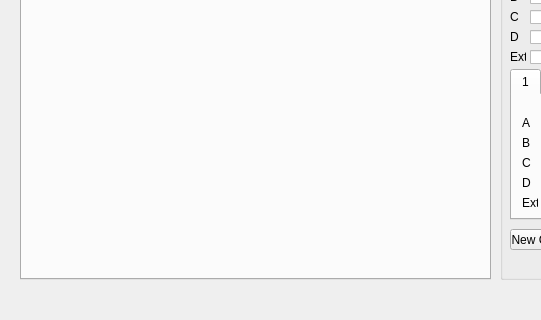
First picture: the form in GUI/gui.ui, repository michalis11892/picoscopeDataLogger, before the edit; both pictures show x 0 to 541 and y 260 to 580 of the 801 by 580 pixel window.
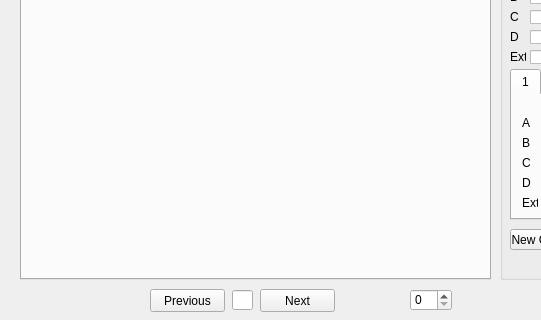
Second picture: the form after the edit. The open tabs and pages were chosen to show the change. Icons and pictures are not drawn.

Commit message: Added some additional UI features for reference

The edit to the form file:
```diff
--- a/GUI/gui.ui
+++ b/GUI/gui.ui
@@ -2233,6 +2233,67 @@
      </widget>
     </widget>
    </widget>
+   <widget class="QLineEdit" name="lineEdit">
+    <property name="geometry">
+     <rect>
+      <x>232</x>
+      <y>531</y>
+      <width>21</width>
+      <height>20</height>
+     </rect>
+    </property>
+    <property name="layoutDirection">
+     <enum>Qt::LeftToRight</enum>
+    </property>
+    <property name="alignment">
+     <set>Qt::AlignCenter</set>
+    </property>
+    <property name="readOnly">
+     <bool>false</bool>
+    </property>
+   </widget>
+   <widget class="QPushButton" name="nextPushButton">
+    <property name="geometry">
+     <rect>
+      <x>260</x>
+      <y>530</y>
+      <width>75</width>
+      <height>23</height>
+     </rect>
+    </property>
+    <property name="text">
+     <string>Next</string>
+    </property>
+   </widget>
+   <widget class="QPushButton" name="previousPushButton">
+    <property name="geometry">
+     <rect>
+      <x>150</x>
+      <y>530</y>
+      <width>75</width>
+      <height>23</height>
+     </rect>
+    </property>
+    <property name="text">
+     <string>Previous</string>
+    </property>
+   </widget>
+   <widget class="QSpinBox" name="spinBox">
+    <property name="geometry">
+     <rect>
+      <x>410</x>
+      <y>530</y>
+      <width>42</width>
+      <height>22</height>
+     </rect>
+    </property>
+    <property name="toolTip">
+     <string/>
+    </property>
+    <property name="keyboardTracking">
+     <bool>true</bool>
+    </property>
+   </widget>
   </widget>
   <widget class="QMenuBar" name="menubar">
    <property name="geometry">
```
Left out of the diff: 7 changed lines with no effect on the pictures.
